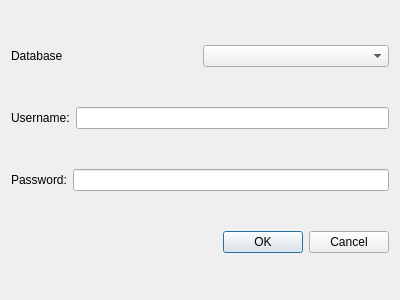
Oli4/oat, file oat/views/ui/ui_login_dialog.ui: the form before one commit.
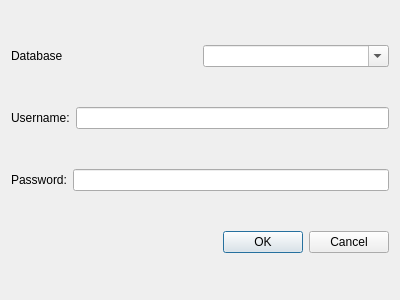
The form after the commit.

Diff of the .ui file:
```diff
--- a/oat/views/ui/ui_login_dialog.ui
+++ b/oat/views/ui/ui_login_dialog.ui
@@ -24,7 +24,11 @@
       </widget>
      </item>
      <item>
-      <widget class="QComboBox" name="dbDropdown"/>
+      <widget class="QComboBox" name="dbDropdown">
+       <property name="editable">
+        <bool>true</bool>
+       </property>
+      </widget>
      </item>
     </layout>
    </item>
```
Lines whose indentation alone changed are shown as unchanged.
